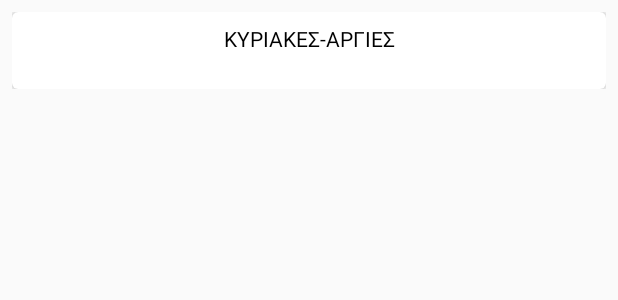
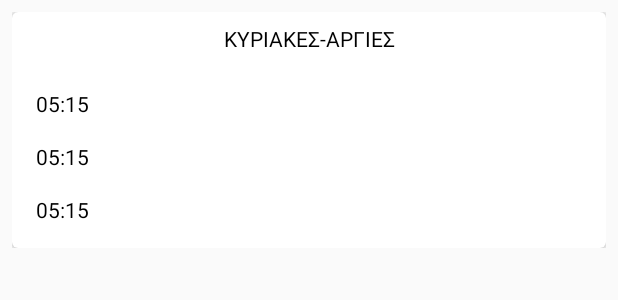
Before and after one commit to teogramm/thessaloniki-transport, an Android app: the layout recyclerview_schedule_card.xml on its own in the app's theme, with its tools: preview values and no code run, on a phone screen of 412 x 824 dp. Shown: the top 300 px of the screen. Run offline under Robolectric (Android 15) with nearby library versions, the phone set to English and light mode, and no system bars.

Commit message:
New approach to Schedule recyclerview. Check out recycledviewpool

```diff
--- a/app/src/main/java/xyz/teogramm/thessalonikitransit/fragments/routeDetails/schedule/ScheduleRecyclerViewAdapter.kt
+++ b/app/src/main/java/xyz/teogramm/thessalonikitransit/fragments/routeDetails/schedule/ScheduleRecyclerViewAdapter.kt
@@ -2,7 +2,7 @@ package xyz.teogramm.thessalonikitransit.fragments.routeDetails.schedule
 
 import android.view.LayoutInflater
 import android.view.ViewGroup
-import androidx.recyclerview.widget.LinearLayoutManager
+import androidx.recyclerview.widget.GridLayoutManager
 import androidx.recyclerview.widget.RecyclerView
 import xyz.teogramm.thessalonikitransit.databinding.RecyclerviewScheduleCardBinding
 import xyz.teogramm.thessalonikitransit.viewModels.ScheduleWithGroupedTimes
@@ -19,8 +19,8 @@ class ScheduleRecyclerViewAdapter(private val lineSchedules: List<ScheduleWithGr
 
         fun bindView(schedule: ScheduleWithGroupedTimes) {
             calendarNameTextView.text = schedule.calendar.nameEL
-            hourRecyclerView.layoutManager = LinearLayoutManager(itemView.context)
-            hourRecyclerView.adapter = HourRecyclerViewAdapter(schedule.groupedTimes)
+            hourRecyclerView.layoutManager = GridLayoutManager(itemView.context,6)
+            hourRecyclerView.adapter = HourRecyclerViewAdapter(schedule.times)
         }
     }
 
--- a/app/src/main/res/layout/recyclerview_schedule_card.xml
+++ b/app/src/main/res/layout/recyclerview_schedule_card.xml
@@ -6,24 +6,30 @@
     <androidx.cardview.widget.CardView
             android:layout_width="match_parent"
             android:layout_height="match_parent" app:cardCornerRadius="4dp" app:cardElevation="4dp">
-        <androidx.constraintlayout.widget.ConstraintLayout
-                android:layout_width="match_parent"
-                android:layout_height="match_parent">
+
+        <LinearLayout
+            android:layout_width="match_parent"
+            android:layout_height="match_parent"
+            android:orientation="vertical">
 
             <TextView
-                    android:layout_width="wrap_content"
-                    android:layout_height="wrap_content" app:layout_constraintStart_toStartOf="parent"
-                    app:layout_constraintEnd_toEndOf="parent" android:id="@+id/calendarName"
-                    app:layout_constraintTop_toTopOf="parent" android:layout_marginTop="8dp"
-                    tools:text="ΚΥΡΙΑΚΕΣ-ΑΡΓΙΕΣ" android:textAlignment="center"/>
+                android:id="@+id/calendarName"
+                android:layout_width="match_parent"
+                android:layout_height="wrap_content"
+                android:layout_marginTop="8dp"
+                android:gravity="center"
+                tools:text="ΚΥΡΙΑΚΕΣ-ΑΡΓΙΕΣ" />
+
             <androidx.recyclerview.widget.RecyclerView
-                    android:layout_width="0dp"
-                    android:layout_height="wrap_content"
-                    app:layout_constraintStart_toStartOf="parent" app:layout_constraintEnd_toEndOf="parent"
-                    app:layout_constraintTop_toBottomOf="@+id/calendarName"
-                    app:layout_constraintBottom_toBottomOf="parent" android:layout_marginTop="16dp"
-                    android:id="@+id/hourRecyclerView" android:layout_marginBottom="8dp"
-                    android:layout_marginStart="8dp" android:layout_marginEnd="8dp"/>
-        </androidx.constraintlayout.widget.ConstraintLayout>
+                android:id="@+id/hourRecyclerView"
+                android:layout_width="match_parent"
+                android:layout_height="wrap_content"
+                android:layout_marginStart="8dp"
+                android:layout_marginTop="16dp"
+                android:layout_marginEnd="8dp"
+                android:layout_marginBottom="8dp"
+                tools:listitem="@layout/recyclerview_schedule_time" />
+        </LinearLayout>
+
     </androidx.cardview.widget.CardView>
 </FrameLayout>
--- a/app/src/main/res/layout/recyclerview_schedule_time.xml
+++ b/app/src/main/res/layout/recyclerview_schedule_time.xml
@@ -1,16 +1,14 @@
 <?xml version="1.0" encoding="utf-8"?>
-<androidx.constraintlayout.widget.ConstraintLayout xmlns:android="http://schemas.android.com/apk/res/android"
-                                                   xmlns:app="http://schemas.android.com/apk/res-auto"
-                                                   xmlns:tools="http://schemas.android.com/tools"
-                                                   android:layout_width="wrap_content"
-                                                   android:layout_height="match_parent">
+<FrameLayout xmlns:android="http://schemas.android.com/apk/res/android"
+    xmlns:app="http://schemas.android.com/apk/res-auto"
+    xmlns:tools="http://schemas.android.com/tools"
+    android:layout_width="wrap_content"
+    android:layout_height="wrap_content">
 
     <TextView
-            android:layout_width="wrap_content"
-            android:layout_height="wrap_content" android:id="@+id/departureTime"
-            app:layout_constraintStart_toStartOf="parent"
-            app:layout_constraintTop_toTopOf="parent"
-            tools:text="05:15" app:layout_constraintBottom_toBottomOf="parent"
-            app:layout_constraintEnd_toEndOf="parent"
-            android:layout_marginStart="8dp" android:layout_marginEnd="8dp"/>
-</androidx.constraintlayout.widget.ConstraintLayout>
+        android:id="@+id/departureTime"
+        android:layout_width="wrap_content"
+        android:layout_height="wrap_content"
+        android:layout_margin="8dp"
+        tools:text="05:15" />
+</FrameLayout>
```
Also changed, not shown: app/src/main/java/xyz/teogramm/thessalonikitransit/fragments/routeDetails/schedule/HourRecyclerViewAdapter.kt (+8 -16 lines), app/src/main/java/xyz/teogramm/thessalonikitransit/fragments/routeDetails/schedule/TimeRecyclerViewAdapter.kt (deleted, +0 -35 lines), app/src/main/java/xyz/teogramm/thessalonikitransit/viewModels/RouteViewModel.kt (+4 -6 lines), app/src/main/res/layout/recyclerview_schedule_hour.xml (+11 -10 lines).
